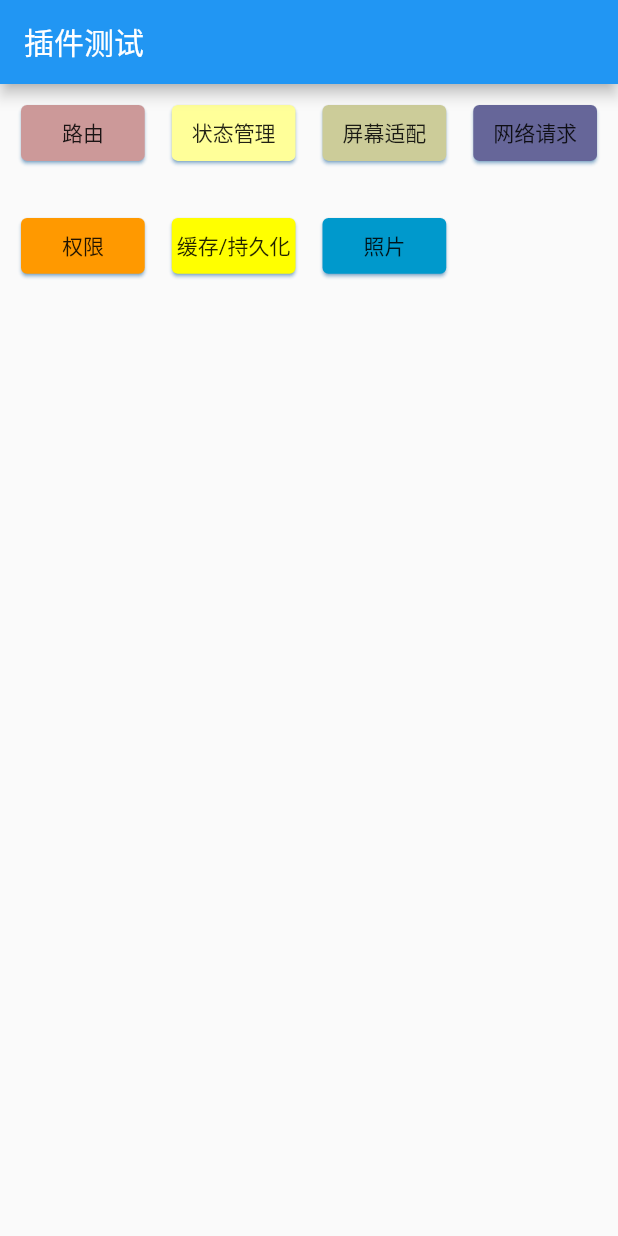
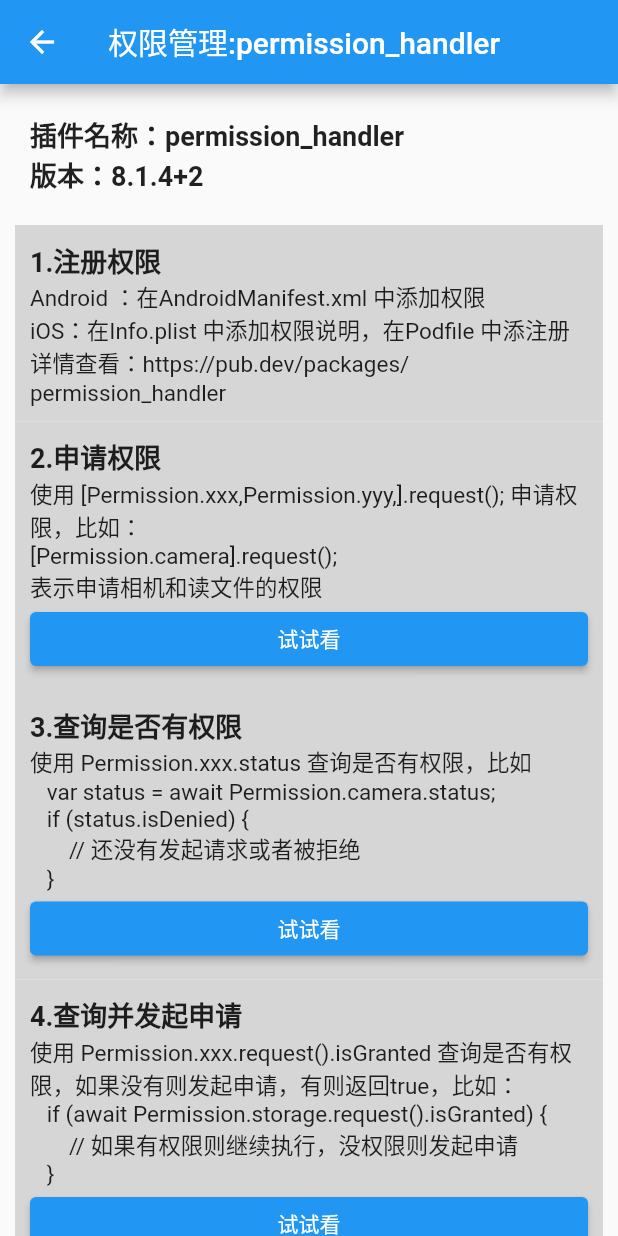
Before and after one commit to ydxafl/flutter_plugin_app, a Flutter app: the screen it shows after launch, after a tap on "权限", on a phone screen of 412 x 824 dp. Run offline on Flutter 3.47's test engine with Material 2 defaults, Android fonts, the light colour scheme and no system bars; our stand-ins replace dio, flutter_screenutil, get, permission_handler; missing offline and left inert: image_picker_for_web, shared_preferences_web; network calls fail.

Commit message:
添加权限管理

```diff
--- a/lib/page/home_page.dart
+++ b/lib/page/home_page.dart
@@ -2,6 +2,7 @@
 import 'package:flutter/material.dart';
 import 'package:flutter_plugin_app/page/network/dio.dart';
 import 'package:flutter_plugin_app/page/network/net_work_main.dart';
+import 'package:flutter_plugin_app/page/permission/permission_main.dart';
 import 'package:flutter_plugin_app/page/route/route_main.dart';
 import 'package:flutter_plugin_app/page/screenutil/screen_util_main.dart';
 import 'package:flutter_plugin_app/page/state/state_main.dart';
@@ -68,14 +69,16 @@
           ),
 
           PluginCard(
-            onTap: (){},
+            onTap: (){
+              Get.to(()=>PermissionMainPage());
+            },
             name: '权限',
             color: Color(0xFFFF9900),
           ),
 
           PluginCard(
             onTap: (){},
-            name: '缓存/持久化',
+            name: '数据缓存',
             color: Color(0xFFFFFF00),
           ),
 
@@ -86,7 +89,6 @@
           ),
 
         ],
-
       ),
     );
   }
--- a/lib/page/network/net_work_main.dart
+++ b/lib/page/network/net_work_main.dart
@@ -13,7 +13,7 @@
   Widget build(BuildContext context) {
     return Scaffold(
       appBar: AppBar(
-        title: Text('玩Android公众号列表'),
+        title: Text('网络请求:dio'),
         actions: [
           InkWell(
             child: Container(
@@ -31,11 +31,12 @@
         itemBuilder:(context,index){
           return Container(
             margin: EdgeInsets.all(10),
-            child: Text('公众号名称：${controller.chapters.value.data![index].name}'),
+            child: Text('名称：${controller.chapters.value.data![index].name}'),
           );
         },
         itemCount: (controller.chapters.value.data == null) ? 0 :controller.chapters.value.data!.length,
       )),
+
       floatingActionButton: FloatingActionButton(
         onPressed: () {
           controller.getChapters();
--- /dev/null
+++ b/lib/page/permission/permission_main.dart
@@ -0,0 +1,138 @@
+
+import 'package:flutter/material.dart';
+import 'package:permission_handler/permission_handler.dart';
+
+class PermissionMainPage extends StatelessWidget {
+
+  @override
+  Widget build(BuildContext context) {
+    return Scaffold(
+      appBar: AppBar(
+        title: Text('权限管理:permission_handler'),
+      ),
+      body: ListView(
+        children: [
+          Container(
+            margin: EdgeInsets.all(20),
+            child: Text('插件名称：permission_handler \n版本：8.1.4+2',style: TextStyle(fontWeight: FontWeight.bold,fontSize: 18),),
+          ),
+
+          Container(
+            margin: EdgeInsets.only(left: 10,right: 10),
+            color: Colors.grey[350],
+            padding: EdgeInsets.all(10),
+            child: ListView(
+              shrinkWrap: true,
+              physics: NeverScrollableScrollPhysics(),
+              children: [
+                Text('1.注册权限'
+                  ,style: TextStyle(fontSize: 18,fontWeight: FontWeight.bold),),
+                Text('Android ：在AndroidManifest.xml 中添加权限'
+                    '\n'
+                    'iOS：在Info.plist 中添加权限说明，在Podfile 中添注册'
+                    '\n'
+                    '详情查看：https://pub.dev/packages/permission_handler'
+                  ,style: TextStyle(fontSize: 15),),
+              ],
+            ),
+          ),
+
+          Container(
+            margin: EdgeInsets.only(left: 10,right: 10),
+            color: Colors.grey[350],
+            padding: EdgeInsets.all(10),
+            child: ListView(
+              shrinkWrap: true,
+              physics: NeverScrollableScrollPhysics(),
+              children: [
+                Text('2.申请权限'
+                  ,style: TextStyle(fontSize: 18,fontWeight: FontWeight.bold),),
+                Text('使用 [Permission.xxx,Permission.yyy,].request(); 申请权限，比如：'
+                    '\n'
+                    '[Permission.camera].request();'
+                    '\n'
+                    '表示申请相机和读文件的权限'
+                  ,style: TextStyle(fontSize: 15),),
+                ElevatedButton(
+                  onPressed: (){
+                    [Permission.camera].request();
+                  },
+                  child: Text('试试看'),),
+              ],
+            ),
+          ),
+
+          Container(
+            margin: EdgeInsets.only(left: 10,right: 10),
+            color: Colors.grey[350],
+            padding: EdgeInsets.all(10),
+            child: ListView(
+              shrinkWrap: true,
+              physics: NeverScrollableScrollPhysics(),
+              children: [
+                Text('3.查询是否有权限'
+                  ,style: TextStyle(fontSize: 18,fontWeight: FontWeight.bold),),
+                Text('使用 Permission.xxx.status 查询是否有权限，比如'
+                    '\n'
+                    '   var status = await Permission.camera.status;'
+                    '\n'
+                    '   if (status.isDenied) {'
+                    '\n'
+                    '       // 还没有发起请求或者被拒绝'
+                    '\n'
+                    '   }'
+                  ,style: TextStyle(fontSize: 15),),
+                ElevatedButton(
+                  onPressed: (){
+                    Permission.camera.status.isGranted.then((value) =>{
+                      ScaffoldMessenger.of(context).showSnackBar(
+                        SnackBar(
+                          content: Text('是否已获得相机权限：$value'),
+                        ),
+                      ),
+                    });
+                  },
+                  child: Text('试试看'),),
+              ],
+            ),
+          ),
+
+          Container(
+            margin: EdgeInsets.only(left: 10,right: 10),
+            color: Colors.grey[350],
+            padding: EdgeInsets.all(10),
+            child: ListView(
+              shrinkWrap: true,
+              physics: NeverScrollableScrollPhysics(),
+              children: [
+                Text('4.查询并发起申请'
+                  ,style: TextStyle(fontSize: 18,fontWeight: FontWeight.bold),),
+                Text('使用 Permission.xxx.request().isGranted 查询是否有权限，如果没有则发起申请，有则返回true，比如：'
+                    '\n'
+                    '   if (await Permission.storage.request().isGranted) {'
+                    '\n'
+                    '       // 如果有权限则继续执行，没权限则发起申请'
+                    '\n'
+                    '   }'
+                  ,style: TextStyle(fontSize: 15),),
+                ElevatedButton(
+                  onPressed: (){
+                    Permission.storage.request().isGranted.then((value) =>{
+                      ScaffoldMessenger.of(context).showSnackBar(
+                        SnackBar(
+                          content: Text('是否已获得访问文件权限：$value'),
+                        ),
+                      ),
+                    });
+                  },
+                  child: Text('试试看'),),
+              ],
+            ),
+          ),
+
+
+        ],
+      ),
+    );
+  }
+}
--- a/pubspec.yaml
+++ b/pubspec.yaml
@@ -34,8 +34,6 @@
   flutter_screenutil: ^5.0.0+2  # 屏幕适配
 
   shared_preferences: ^2.0.6  # sp缓存
-
-  sqflite: ^2.0.0+3  # 数据库
 
   image_picker: ^0.8.3+1  # 图片
 
```
Also changed, not shown: lib/page/network/chapters_controller.dart (+7 -3 lines), lib/widget/progress_dialog.dart (added, +74 -0 lines), pubspec.lock, 3 other files.
